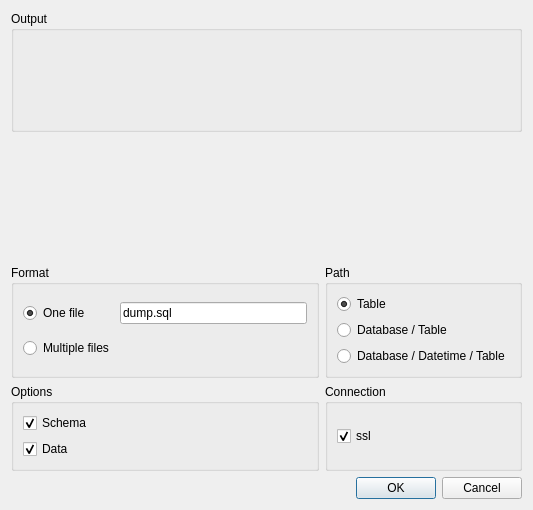
Above: src/widget/toolmysqldumpdialog.ui from mugiseyebrows/mugi-query before the change. Below: the same form after it.
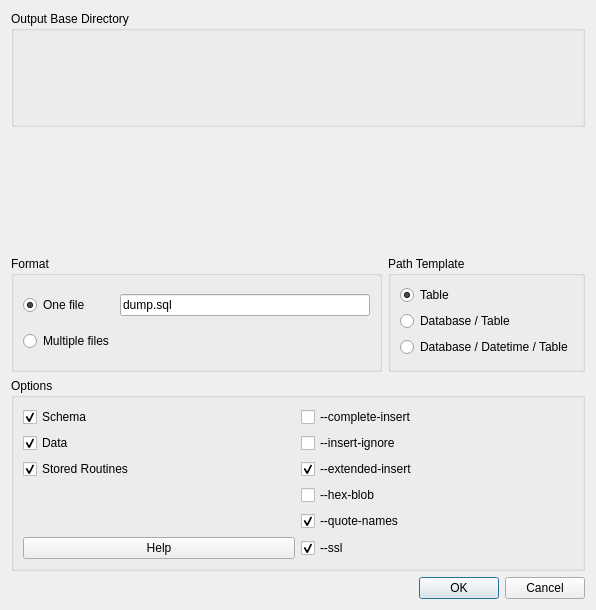
That is the form after the change. Custom widgets are drawn as their Qt base class.

Commit message: mysqldump extra options

```diff
--- a/src/widget/toolmysqldumpdialog.ui
+++ b/src/widget/toolmysqldumpdialog.ui
@@ -6,18 +6,18 @@
    <rect>
     <x>0</x>
     <y>0</y>
-    <width>533</width>
-    <height>510</height>
+    <width>596</width>
+    <height>610</height>
    </rect>
   </property>
   <property name="windowTitle">
    <string>Mysqldump</string>
   </property>
-  <layout class="QVBoxLayout" name="verticalLayout">
+  <layout class="QVBoxLayout" name="verticalLayout_2">
    <item>
     <widget class="QGroupBox" name="groupBox_3">
      <property name="title">
-      <string>Output</string>
+      <string>Output Base Directory</string>
      </property>
      <layout class="QVBoxLayout" name="verticalLayout_3">
       <item>
@@ -30,8 +30,8 @@
     <widget class="CheckableView" name="tables" native="true"/>
    </item>
    <item>
-    <layout class="QGridLayout" name="gridLayout_3">
-     <item row="0" column="0">
+    <layout class="QHBoxLayout" name="horizontalLayout">
+     <item>
       <widget class="QGroupBox" name="groupBox_4">
        <property name="title">
         <string>Format</string>
@@ -64,10 +64,10 @@
        </layout>
       </widget>
      </item>
-     <item row="0" column="1">
+     <item>
       <widget class="QGroupBox" name="groupBox_5">
        <property name="title">
-        <string>Path</string>
+        <string>Path Template</string>
        </property>
        <layout class="QVBoxLayout" name="verticalLayout_4">
         <item>
@@ -100,13 +100,17 @@
        </layout>
       </widget>
      </item>
-     <item row="1" column="0">
-      <widget class="QGroupBox" name="groupBox_2">
-       <property name="title">
-        <string>Options</string>
-       </property>
-       <layout class="QVBoxLayout" name="verticalLayout_5">
-        <item>
+    </layout>
+   </item>
+   <item>
+    <widget class="QGroupBox" name="groupBox">
+     <property name="title">
+      <string>Options</string>
+     </property>
+     <layout class="QVBoxLayout" name="verticalLayout">
+      <item>
+       <layout class="QGridLayout" name="gridLayout_2">
+        <item row="0" column="0">
          <widget class="QCheckBox" name="schema">
           <property name="text">
            <string>Schema</string>
@@ -116,7 +120,14 @@
           </property>
          </widget>
         </item>
-        <item>
+        <item row="0" column="1">
+         <widget class="QCheckBox" name="completeInsert">
+          <property name="text">
+           <string>--complete-insert</string>
+          </property>
+         </widget>
+        </item>
+        <item row="1" column="0">
          <widget class="QCheckBox" name="data">
           <property name="text">
            <string>Data</string>
@@ -126,29 +137,71 @@
           </property>
          </widget>
         </item>
-       </layout>
-      </widget>
-     </item>
-     <item row="1" column="1">
-      <widget class="QGroupBox" name="groupBox">
-       <property name="title">
-        <string>Connection</string>
-       </property>
-       <layout class="QVBoxLayout" name="verticalLayout_2">
-        <item>
+        <item row="1" column="1">
+         <widget class="QCheckBox" name="insertIgnore">
+          <property name="text">
+           <string>--insert-ignore</string>
+          </property>
+         </widget>
+        </item>
+        <item row="2" column="0">
+         <widget class="QCheckBox" name="routines">
+          <property name="text">
+           <string>Stored Routines</string>
+          </property>
+          <property name="checked">
+           <bool>true</bool>
+          </property>
+         </widget>
+        </item>
+        <item row="2" column="1">
+         <widget class="QCheckBox" name="extendedInsert">
+          <property name="text">
+           <string>--extended-insert</string>
+          </property>
+          <property name="checked">
+           <bool>true</bool>
+          </property>
+         </widget>
+        </item>
+        <item row="3" column="1">
+         <widget class="QCheckBox" name="hexBlob">
+          <property name="text">
+           <string>--hex-blob</string>
+          </property>
+         </widget>
+        </item>
+        <item row="4" column="1">
+         <widget class="QCheckBox" name="quoteNames">
+          <property name="text">
+           <string>--quote-names</string>
+          </property>
+          <property name="checked">
+           <bool>true</bool>
+          </property>
+         </widget>
+        </item>
+        <item row="5" column="1">
          <widget class="QCheckBox" name="ssl">
           <property name="text">
-           <string>ssl</string>
+           <string>--ssl</string>
           </property>
           <property name="checked">
            <bool>true</bool>
           </property>
          </widget>
         </item>
+        <item row="5" column="0">
+         <widget class="QPushButton" name="help">
+          <property name="text">
+           <string>Help</string>
+          </property>
+         </widget>
+        </item>
        </layout>
-      </widget>
-     </item>
-    </layout>
+      </item>
+     </layout>
+    </widget>
    </item>
    <item>
     <widget class="QDialogButtonBox" name="buttonBox">
```
Left out of the diff: 4 changed lines with no effect on the pictures. The commit also changes 9 other files.
